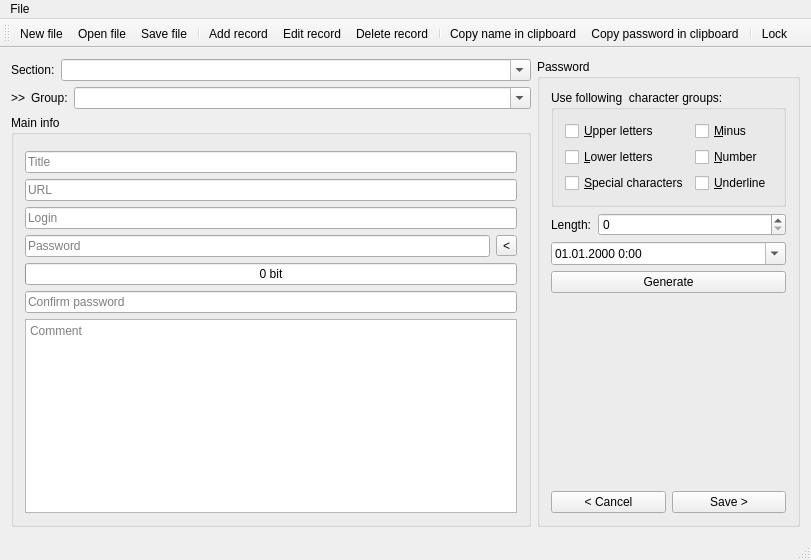
The window that mainwindow.ui (Avengerrr/Pass_Manager) describes before a commit, drawn with Qt 5.
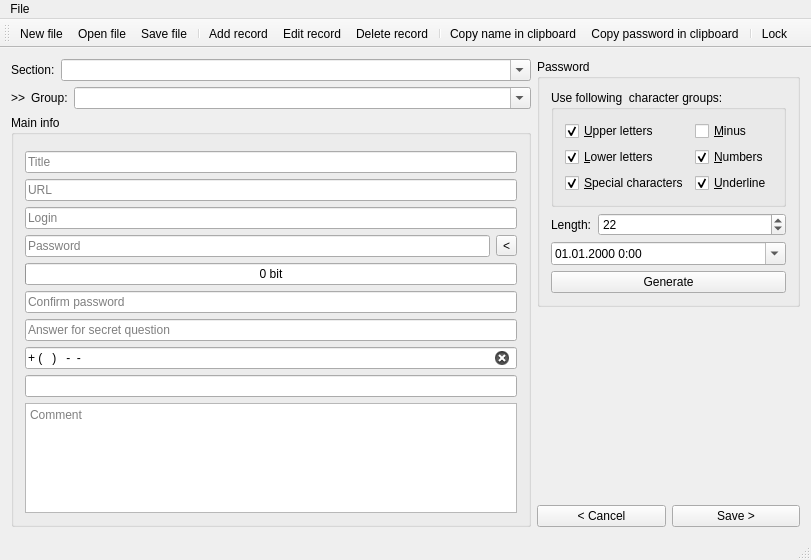
The same window after the commit. Icons and pictures are not drawn.

```diff
--- a/mainwindow.ui
+++ b/mainwindow.ui
@@ -653,6 +653,50 @@
                </property>
               </widget>
              </item>
+             <item>
+              <widget class="QLineEdit" name="lineEdit_7">
+               <property name="text">
+                <string/>
+               </property>
+               <property name="placeholderText">
+                <string>Answer for secret question</string>
+               </property>
+              </widget>
+             </item>
+             <item>
+              <widget class="QLineEdit" name="lineEdit_5">
+               <property name="toolTip">
+                <string>Phone number</string>
+               </property>
+               <property name="whatsThis">
+                <string>Line editfor input phone number</string>
+               </property>
+               <property name="inputMask">
+                <string notr="true">+9(999)999-99-99</string>
+               </property>
+               <property name="text">
+                <string>+()--</string>
+               </property>
+               <property name="cursorPosition">
+                <number>16</number>
+               </property>
+               <property name="dragEnabled">
+                <bool>true</bool>
+               </property>
+               <property name="placeholderText">
+                <string>Phone number</string>
+               </property>
+               <property name="cursorMoveStyle">
+                <enum>Qt::VisualMoveStyle</enum>
+               </property>
+               <property name="clearButtonEnabled">
+                <bool>true</bool>
+               </property>
+              </widget>
+             </item>
+             <item>
+              <widget class="QLineEdit" name="lineEdit_8"/>
+             </item>
              <item>
               <widget class="QPlainTextEdit" name="plainTextEdit">
                <property name="sizePolicy">
@@ -672,6 +716,8 @@
          </layout>
         </item>
         <item>
+         <layout class="QVBoxLayout" name="verticalLayout_11">
+          <item>
          <widget class="QGroupBox" name="groupBox_2">
           <property name="title">
            <string>Password</string>
@@ -688,6 +734,9 @@
                 <property name="text">
                  <string>&amp;Upper letters</string>
                 </property>
+                  <property name="checked">
+                   <bool>true</bool>
+                  </property>
                </widget>
               </item>
               <item row="0" column="1">
@@ -702,12 +751,18 @@
                 <property name="text">
                  <string>&amp;Lower letters</string>
                 </property>
+                  <property name="checked">
+                   <bool>true</bool>
+                  </property>
                </widget>
               </item>
               <item row="1" column="1">
                <widget class="QCheckBox" name="checkBox_5">
                 <property name="text">
-                 <string>&amp;Number</string>
+                   <string>&amp;Numbers</string>
+                  </property>
+                  <property name="checked">
+                   <bool>true</bool>
                 </property>
                </widget>
               </item>
@@ -716,6 +771,9 @@
                 <property name="text">
                  <string>&amp;Special characters</string>
                 </property>
+                  <property name="checked">
+                   <bool>true</bool>
+                  </property>
                </widget>
               </item>
               <item row="2" column="1">
@@ -723,6 +781,9 @@
                 <property name="text">
                  <string>&amp;Underline</string>
                 </property>
+                  <property name="checked">
+                   <bool>true</bool>
+                  </property>
                </widget>
               </item>
              </layout>
@@ -743,7 +804,10 @@
                 <number>0</number>
                </property>
                <property name="maximum">
-                <number>32767</number>
+                  <number>255</number>
+                 </property>
+                 <property name="value">
+                  <number>22</number>
                </property>
               </widget>
              </item>
@@ -766,6 +830,9 @@
              </property>
             </widget>
            </item>
+            </layout>
+           </widget>
+          </item>
            <item>
             <spacer name="verticalSpacer">
              <property name="orientation">
@@ -779,6 +846,25 @@
              </property>
             </spacer>
            </item>
+          <item>
+           <widget class="QLabel" name="label_5">
+            <property name="text">
+             <string/>
+            </property>
+            <property name="pixmap">
+             <pixmap>images/logotip.png</pixmap>
+            </property>
+            <property name="scaledContents">
+             <bool>false</bool>
+            </property>
+            <property name="alignment">
+             <set>Qt::AlignCenter</set>
+            </property>
+            <property name="margin">
+             <number>55</number>
+            </property>
+           </widget>
+          </item>
            <item>
             <layout class="QHBoxLayout" name="horizontalLayout_3">
              <item>
@@ -798,7 +884,6 @@
             </layout>
            </item>
           </layout>
-         </widget>
         </item>
        </layout>
       </widget>
```
Left out of the diff: 31 changed lines with no effect on the pictures. Lines whose indentation alone changed are shown as unchanged.
